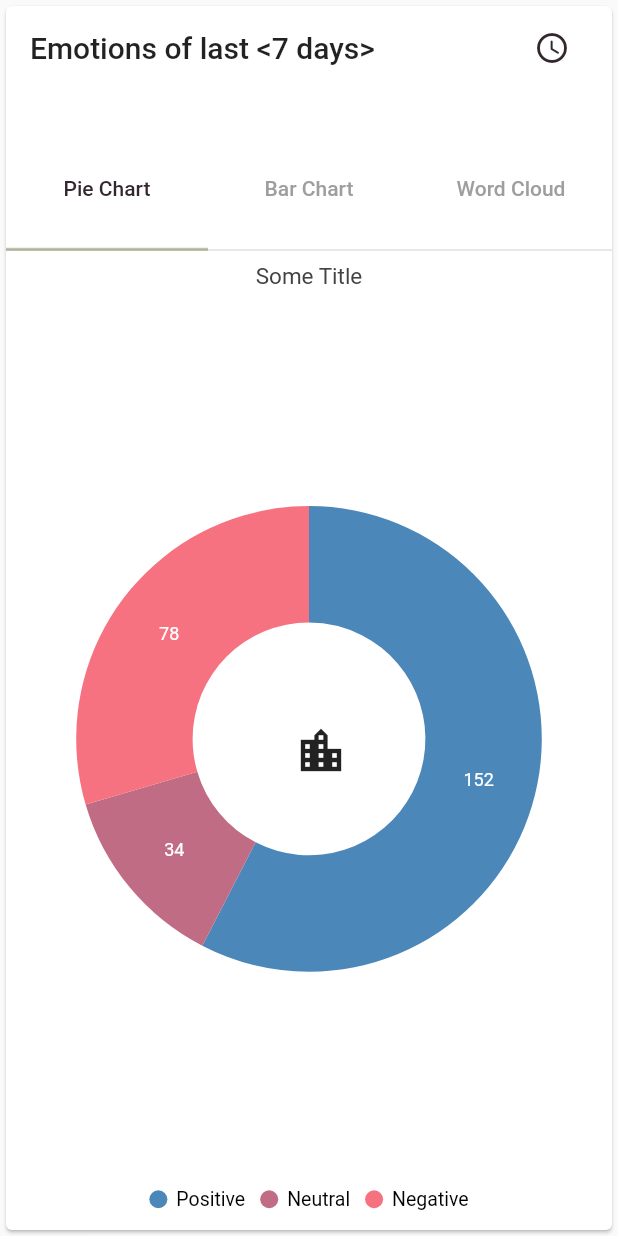
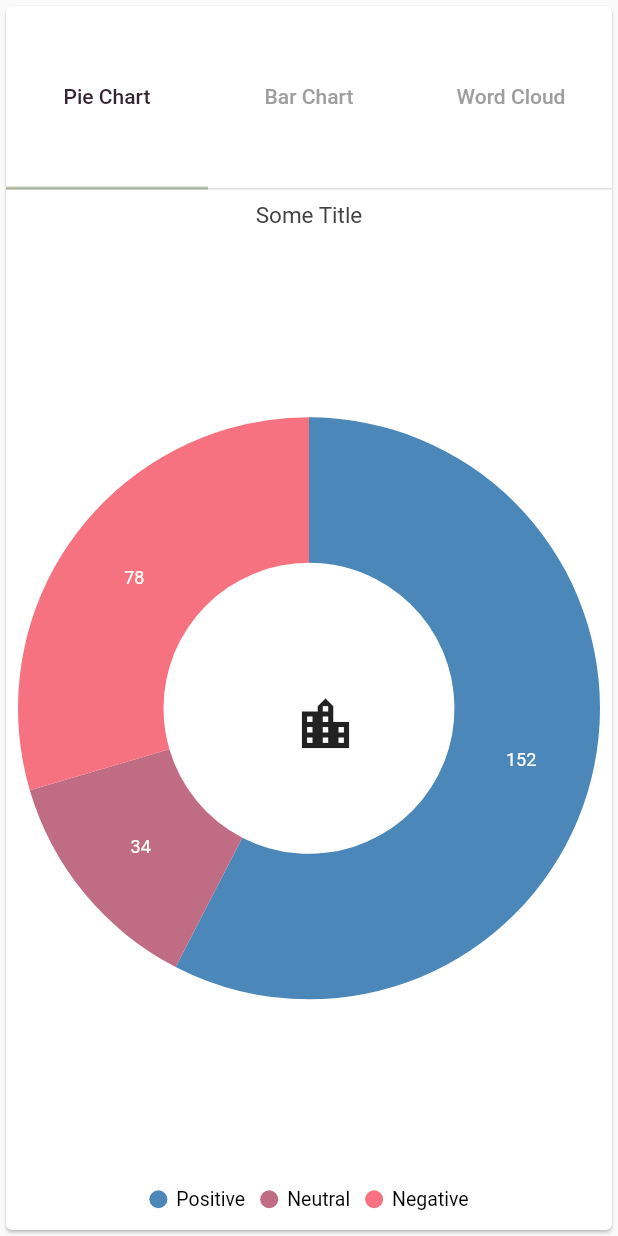
Before and after one commit to S-ecki/smart-city-ambience, a Flutter app: the EmotionOutputTabs widget shown alone on an empty page, opened directly, on a phone screen of 412 x 824 dp. Run offline on Flutter 3.47's test engine with Material 2 defaults, Android fonts, the light colour scheme and no system bars; our stand-ins replace badges, email_validator, firebase_auth, firebase_core, flutter_redux, google_sign_in and 3 more; missing offline and left inert: customtogglebuttons, flutter_emoji, flutter_scatter; accounts and stored records are empty.

Commit message:
Layout Pie Chart

```diff
--- a/lib/screens/home/emotion_output/charts/pie_chart.dart
+++ b/lib/screens/home/emotion_output/charts/pie_chart.dart
@@ -29,7 +29,7 @@ class PieChart extends StatelessWidget {
           widget: SizedBox(
             height: 20,
             width: 20,
-            child: Icon(Icons.location_city, size: 36,),
+            child: Icon(Icons.location_city, size: 42,),
           ),
         ),
       ],
@@ -45,7 +45,7 @@ class PieChart extends StatelessWidget {
     ];
     return <DoughnutSeries<ChartData, String>>[
       DoughnutSeries<ChartData, String>(
-        radius: '80%',
+        radius: '100%',
         explode: true,
         explodeOffset: '10%',
         dataSource: chartData,
--- a/lib/screens/home/emotion_output/emotion_output_tabs.dart
+++ b/lib/screens/home/emotion_output/emotion_output_tabs.dart
@@ -17,25 +17,25 @@ class EmotionOutputTabs extends StatelessWidget {
           builder: (_, dimens) {
             return Column(
               children: [
-                SizedBox(
-                  height: dimens.maxHeight * 0.1,
-                  child: ListTile(
-                    title: Text(
-                      "Emotions of last <7 days>",
-                      style: Theme.of(context).textTheme.headline6,
-                    ),
-                    trailing: IconButton(
-                      icon: Icon(Icons.access_time_rounded),
-                      color: Theme.of(context).accentColor,
-                      onPressed: () {
-                        //TODO: implement dropdown
-                      },
-                    ),
-                  ),
-                ),
+                // SizedBox(
+                //   height: dimens.maxHeight * 0.1,
+                //   child: ListTile(
+                //     title: Text(
+                //       "Emotions of last <7 days>",
+                //       style: Theme.of(context).textTheme.headline6,
+                //     ),
+                //     trailing: IconButton(
+                //       icon: Icon(Icons.access_time_rounded),
+                //       color: Theme.of(context).accentColor,
+                //       onPressed: () {
+                //         //TODO: implement dropdown
+                //       },
+                //     ),
+                //   ),
+                // ),
                 // number of children must correspond to TabView children
                 SizedBox(
-                  height: dimens.maxHeight * 0.1,
+                  height: dimens.maxHeight * 0.15,
                   child: TabBar(
                     tabs: [
                       Tab(
@@ -56,7 +56,7 @@ class EmotionOutputTabs extends StatelessWidget {
                 ),
                 // fixed height for Tab content
                 SizedBox(
-                  height: dimens.maxHeight * 0.8,
+                  height: dimens.maxHeight * 0.85,
                   child: TabBarView(
                     children: [
                       Center(child: PieChart()),
```
Also changed, not shown: lib/screens/home/emotion_input/emotion_input.dart (+26 -61 lines).
